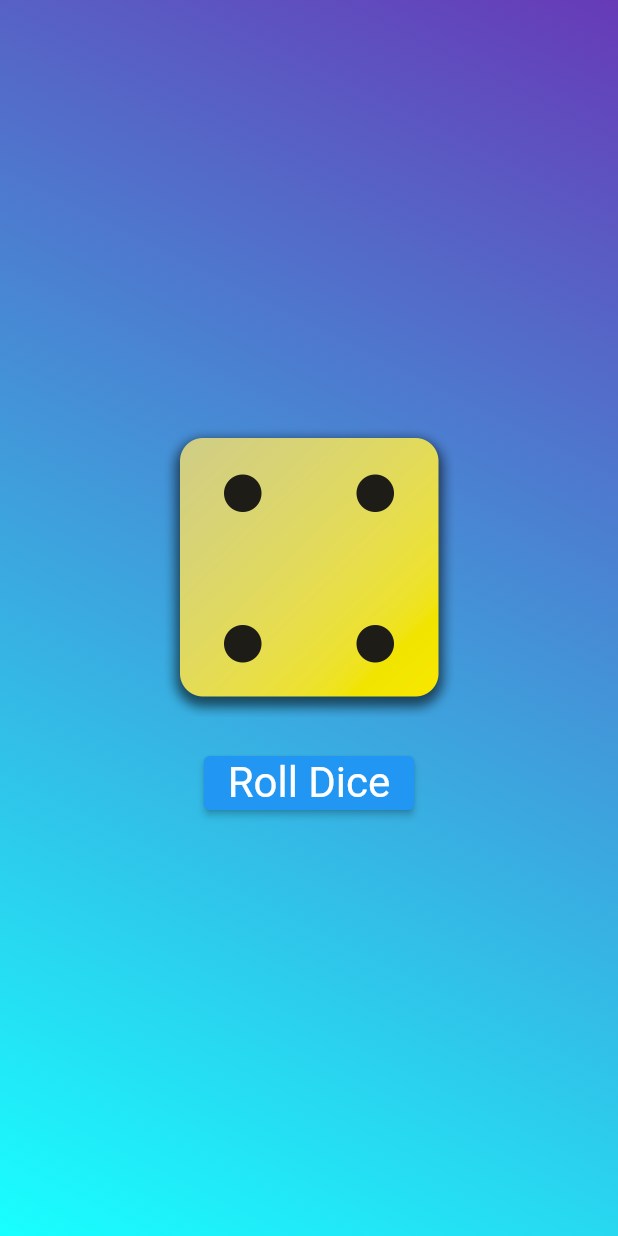
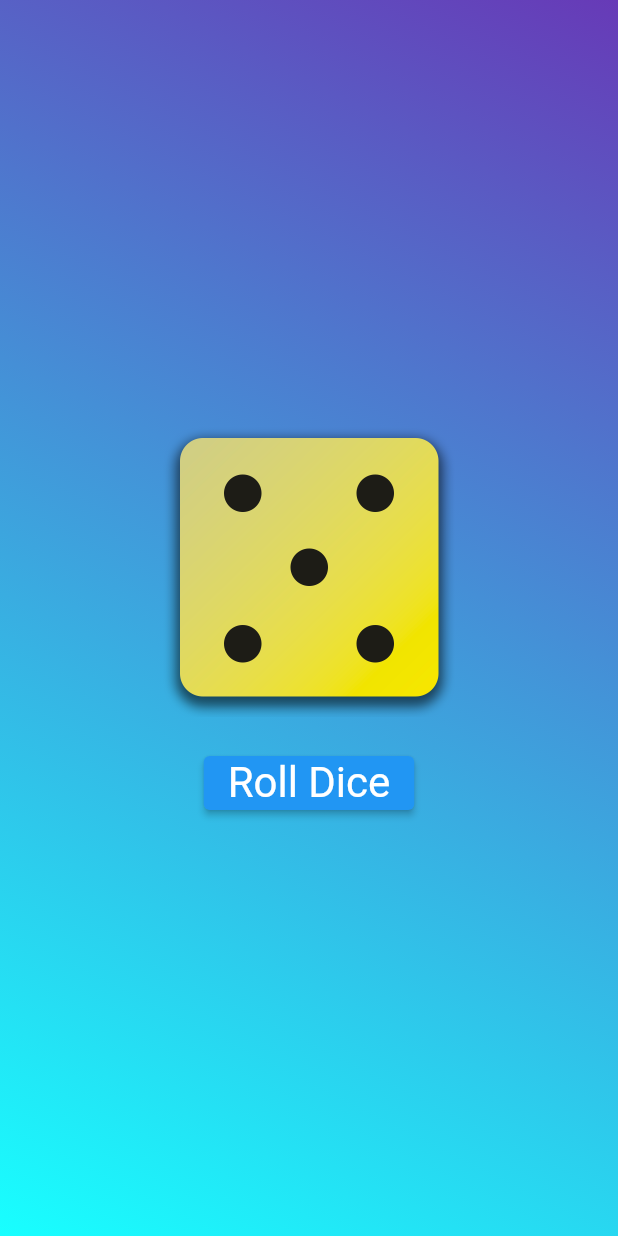
Before and after one commit to eacardenase/first-flutter-app, a Flutter app: the screen it shows after launch, after a tap on "Roll Dice", on a phone screen of 412 x 824 dp. Run offline on Flutter 3.47's test engine with Material 2 defaults, Android fonts, the phone set to English and light mode, and no system bars.

```diff
--- a/lib/dice_roller.dart
+++ b/lib/dice_roller.dart
@@ -1,4 +1,8 @@
+import 'dart:math';
+
 import 'package:flutter/material.dart';
+
+final randomizer = Random();
 
 class DiceRoller extends StatefulWidget {
   const DiceRoller({super.key});
@@ -10,12 +14,12 @@ class DiceRoller extends StatefulWidget {
 }
 
 class _DiceRollerState extends State<DiceRoller> {
-  var activeDiceImage = 'assets/images/dice-3.png';
+  var currentDiceRoll = 2;
 
   void rollDice() {
     // required to re render view
     setState(() {
-      activeDiceImage = 'assets/images/dice-4.png';
+      currentDiceRoll = randomizer.nextInt(6) + 1;
     });
   }
 
@@ -25,7 +29,7 @@ class _DiceRollerState extends State<DiceRoller> {
       mainAxisSize: MainAxisSize.min,
       children: [
         Image.asset(
-          activeDiceImage,
+          'assets/images/dice-$currentDiceRoll.png',
           width: 200,
         ),
         const SizedBox(
```
